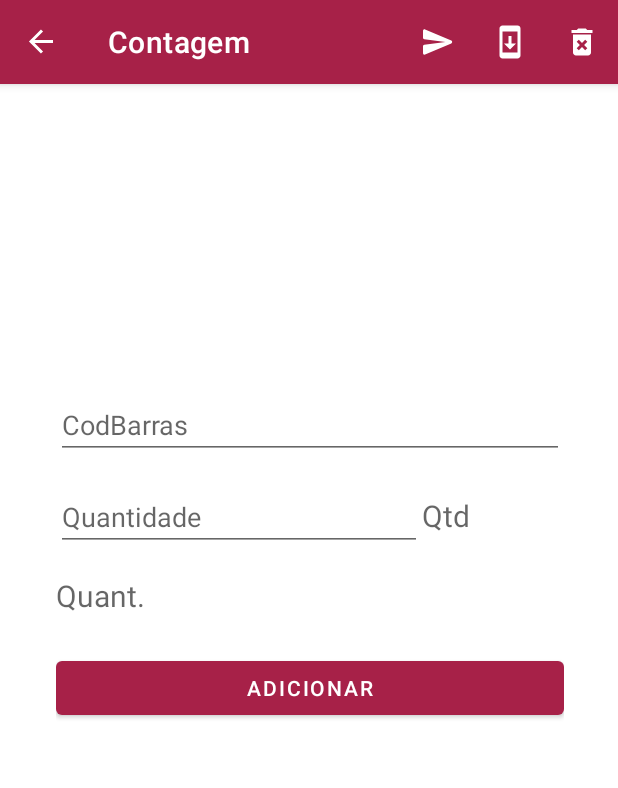
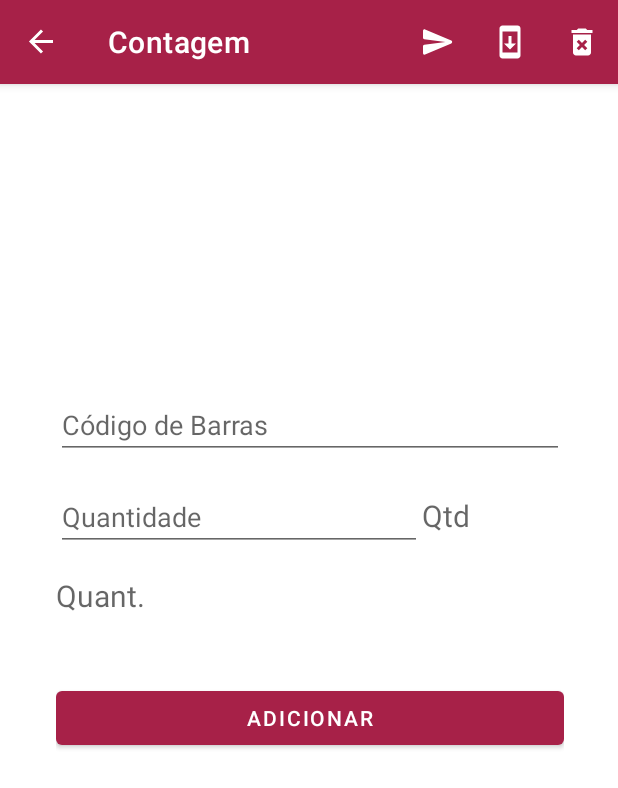
Before and after one commit to Slizel/FaridColetor, an Android app: the AddFragment screen opened through its navigation route, on a phone screen of 412 x 824 dp. Shown: the top 788 px of the screen. Run offline under Robolectric (Android 15) with nearby library versions, the phone set to English and light mode, and no system bars; our stand-ins replace Room's generated code, navigation-ui.

Commit message:
Refatoração do AddFragment.kt Alteração do teclado Menu aparecendo somente no AddFragment.kt

```diff
--- a/app/src/main/java/faridnet/com/faridcoletor/MainActivity.kt
+++ b/app/src/main/java/faridnet/com/faridcoletor/MainActivity.kt
@@ -10,29 +10,23 @@ import android.os.Bundle
 import android.os.Handler
 import android.view.Menu
 import android.view.MenuItem
-import android.view.Window
 import android.widget.Toast
 import androidx.annotation.RequiresApi
 import androidx.appcompat.app.AlertDialog
 import androidx.appcompat.app.AppCompatActivity
-import androidx.core.content.ContentProviderCompat.requireContext
 import androidx.core.content.FileProvider
 import androidx.lifecycle.ViewModelProvider
 import androidx.navigation.findNavController
-import androidx.navigation.fragment.findNavController
 import androidx.navigation.ui.setupActionBarWithNavController
 import faridnet.com.faridcoletor.Data.AppDatabase
-import faridnet.com.faridcoletor.Model.Contagens
 import faridnet.com.faridcoletor.Model.Produtos
 import faridnet.com.faridcoletor.Model.ProgressDialog
 import faridnet.com.faridcoletor.Viewmodel.AppViewModel
-import kotlinx.android.synthetic.main.fragment_add.*
 import java.io.*
 
 class MainActivity : AppCompatActivity() {
 
     private lateinit var pAppViewModel: AppViewModel
-
 
     companion object {
 
@@ -45,7 +39,6 @@ class MainActivity : AppCompatActivity() {
         setContentView(R.layout.activity_main)
 
         pAppViewModel = ViewModelProvider(this).get(AppViewModel::class.java)
-
 
         //request permission
         if (Build.VERSION.SDK_INT >= Build.VERSION_CODES.M && checkSelfPermission(Manifest.permission.READ_EXTERNAL_STORAGE)
@@ -67,24 +60,25 @@ class MainActivity : AppCompatActivity() {
 
     override fun onCreateOptionsMenu(menu: Menu?): Boolean {
         menuInflater.inflate(R.menu.main_menu, menu)
+        menu?.clear()
         return true
     }
 
     @RequiresApi(Build.VERSION_CODES.O)
     override fun onOptionsItemSelected(item: MenuItem): Boolean {
-        val id = item.itemId;
+
+        val id = item.itemId
         if (id == R.id.add_action) {
             export()
 
         } else if (id == R.id.add_action2) {
 
-           // var dialog = ProgressDialog.progressDialog(this)
-           // dialog.show()
             performFileSearch()
         }
 
         return super.onOptionsItemSelected(item)
     }
+
 
     fun export() {
 
--- a/app/src/main/res/layout/fragment_add.xml
+++ b/app/src/main/res/layout/fragment_add.xml
@@ -14,9 +14,10 @@
         android:layout_marginTop="150dp"
         android:ems="10"
         android:focusable="true"
-        android:hint="CodBarras"
+        android:hint="Código de Barras"
         android:imeOptions="actionGo"
-        android:inputType="number"
+        android:inputType="numberPassword"
+        android:digits="1234567890"
         android:maxLength="13"
         android:nextFocusForward="@+id/editTextQuantidade"
         app:layout_constraintBottom_toTopOf="@+id/linearlayoutAddFragment"
@@ -44,7 +45,8 @@
             android:ems="10"
             android:hint="Quantidade"
             android:imeOptions="actionGo"
-            android:inputType="numberDecimal"
+            android:inputType="numberPassword"
+            android:digits="1234567890"
             android:maxLength="6"
             android:nextFocusUp="@+id/editTextQuantidade"
             android:nextFocusDown="@+id/add_btn" />
@@ -82,10 +84,12 @@
         android:layout_height="wrap_content"
         android:layout_marginTop="24dp"
         android:text="Adicionar"
+        app:layout_constraintBottom_toBottomOf="parent"
         app:layout_constraintEnd_toEndOf="parent"
-        app:layout_constraintHorizontal_bias="0.5"
+        app:layout_constraintHorizontal_bias="0.357"
         app:layout_constraintStart_toStartOf="parent"
-        app:layout_constraintTop_toBottomOf="@+id/ViewTextDescricao" />
+        app:layout_constraintTop_toBottomOf="@+id/ViewTextDescricao"
+        app:layout_constraintVertical_bias="0.07" />
 
     <!--    <Button-->
     <!--        android:id="@+id/add_btn2"-->
```
Also changed, not shown: app/src/main/AndroidManifest.xml (+8 -7 lines), app/src/main/java/faridnet/com/faridcoletor/Fragments/Add/AddFragment.kt (+95 -101 lines), app/src/main/java/faridnet/com/faridcoletor/Fragments/Update/UpdateFragment.kt (+1 -12 lines).
